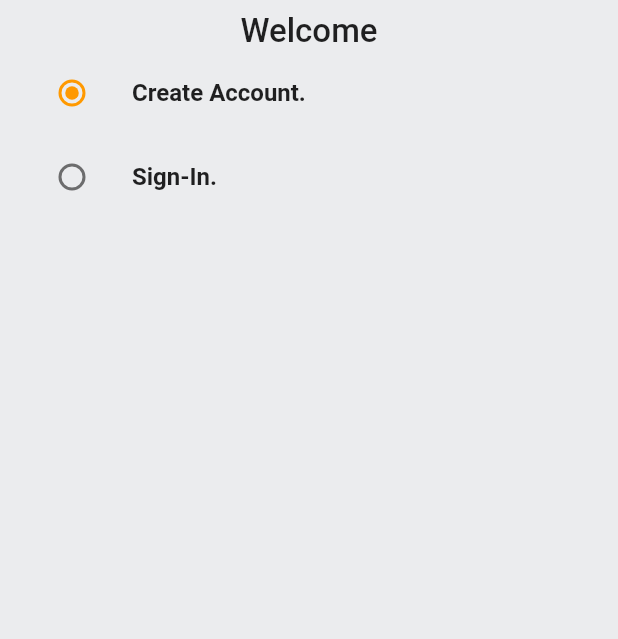
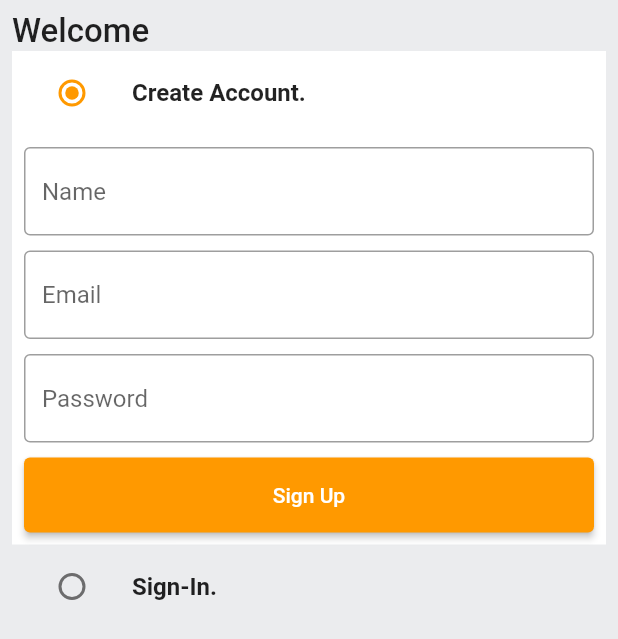
Before and after one commit to flavio-bianchetti/amazon_clone, a Flutter app: the screen it shows after launch, on a phone screen of 412 x 824 dp. Shown: the top 639 px of the screen. Run offline on Flutter 3.47's test engine with Material 2 defaults, Android fonts, the phone set to English and light mode, and no system bars.

Commit message:
feat: login page structure created

```diff
--- a/lib/features/auth/screens/auth_screen.dart
+++ b/lib/features/auth/screens/auth_screen.dart
@@ -1,3 +1,5 @@
+import 'package:amazon_clone/common/widgets/custom_button.dart';
+import 'package:amazon_clone/common/widgets/custom_textfield.dart';
 import 'package:amazon_clone/constants/global_variables.dart';
 import 'package:flutter/material.dart';
 
@@ -16,6 +18,20 @@ class AuthScreen extends StatefulWidget {
 
 class _AuthScreenState extends State<AuthScreen> {
   Auth _auth = Auth.signup;
+  final _signUpFormKey = GlobalKey<FormState>();
+  final _signIpFormKey = GlobalKey<FormState>();
+
+  final TextEditingController _emailController = TextEditingController();
+  final TextEditingController _passwordController = TextEditingController();
+  final TextEditingController _nameController = TextEditingController();
+
+  @override
+  void dispose() { // impede o vazamento de memória, descartando os controllers
+    super.dispose();
+    _emailController.dispose();
+    _passwordController.dispose();
+    _nameController.dispose();
+  }
 
   @override
   Widget build(BuildContext context) {
@@ -26,6 +42,7 @@ class _AuthScreenState extends State<AuthScreen> {
           child: Padding(
         padding: const EdgeInsets.all(8.0),
         child: Column(
+          crossAxisAlignment: CrossAxisAlignment.start,
           children: [
             const Text('Welcome',
                 style: TextStyle(
@@ -33,6 +50,9 @@ class _AuthScreenState extends State<AuthScreen> {
                   fontWeight: FontWeight.w500,
                 )),
             ListTile(
+              tileColor: _auth ==  Auth.signup
+                ? GlobalVariables.backgroundColor
+                : GlobalVariables.greyBackgroundCOlor,
               title: const Text(
                 'Create Account.',
                 style: TextStyle(
@@ -50,7 +70,41 @@ class _AuthScreenState extends State<AuthScreen> {
                 },
               ),
             ),
+            if (_auth == Auth.signup)
+              Container(
+                padding: const EdgeInsets.all(8),
+                color: GlobalVariables.backgroundColor,
+                child: Form(
+                  key: _signUpFormKey,
+                  child: Column(
+                    children: [
+                      CustomTextField(
+                        controller: _nameController,
+                        hintText: 'Name',
+                      ),
+                      const SizedBox(height: 10),
+                      CustomTextField(
+                        controller: _emailController,
+                        hintText: 'Email',
+                      ),
+                      const SizedBox(height: 10),
+                      CustomTextField(
+                        controller: _passwordController,
+                        hintText: 'Password',
+                      ),
+                      const SizedBox(height: 10),
+                      CustomButton(
+                        text: 'Sign Up',
+                        onTap: () {},
+                      ),
+                    ],
+                  ),
+                ),
+              ),
             ListTile(
+              tileColor: _auth ==  Auth.signin
+                ? GlobalVariables.backgroundColor
+                : GlobalVariables.greyBackgroundCOlor,
               title: const Text(
                 'Sign-In.',
                 style: TextStyle(
@@ -68,6 +122,32 @@ class _AuthScreenState extends State<AuthScreen> {
                 },
               ),
             ),
+            if (_auth == Auth.signin)
+              Container(
+                padding: const EdgeInsets.all(8),
+                color: GlobalVariables.backgroundColor,
+                child: Form(
+                  key: _signIpFormKey,
+                  child: Column(
+                    children: [
+                      CustomTextField(
+                        controller: _emailController,
+                        hintText: 'Email',
+                      ),
+                      const SizedBox(height: 10),
+                      CustomTextField(
+                        controller: _passwordController,
+                        hintText: 'Password',
+                      ),
+                      const SizedBox(height: 10),
+                      CustomButton(
+                        text: 'Sign In',
+                        onTap: () {},
+                      ),
+                    ],
+                  ),
+                ),
+              ),
           ],
         ),
       )),
```
